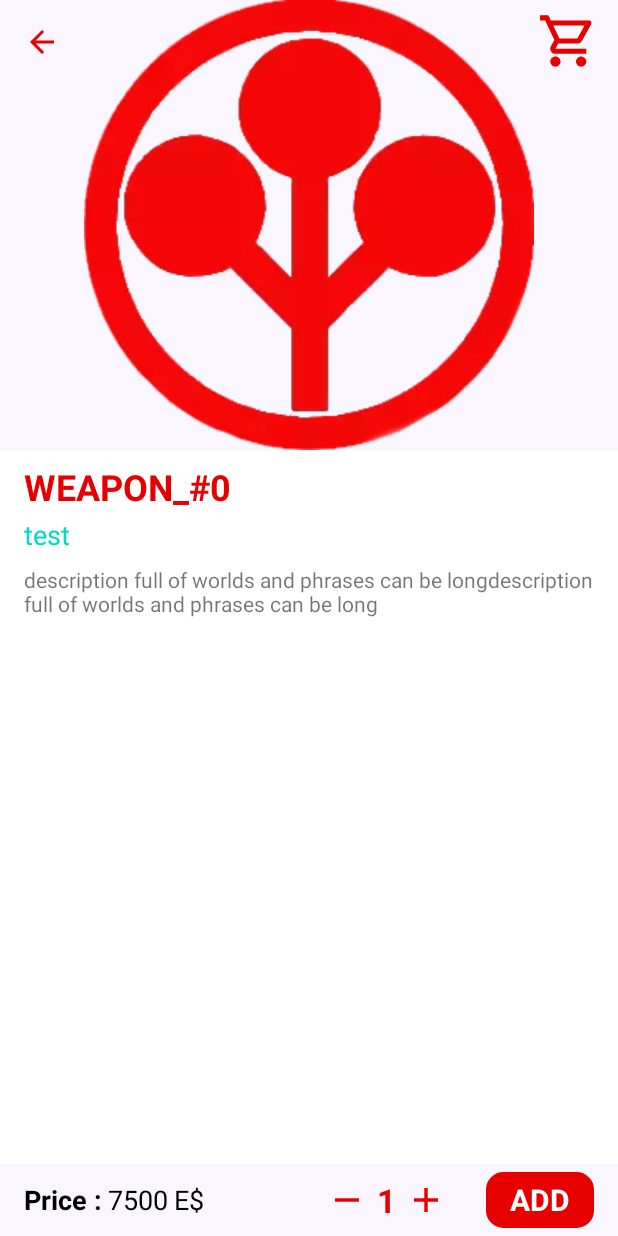
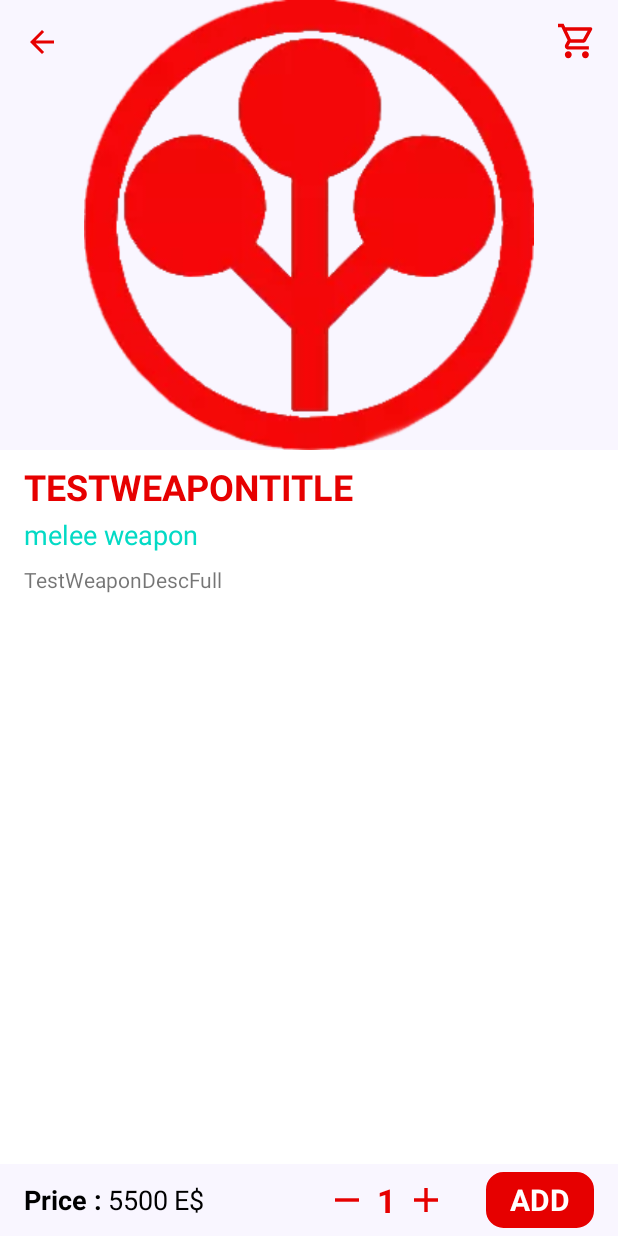
Before and after one commit to AnnGal/ArasakaWeapons, an Android app: the screen it shows after launch (CardDetailActivity), after a tap on "TESTWEAPONTITLE", on a phone screen of 412 x 824 dp. Run offline under Robolectric (Android 15) with nearby library versions, the phone set to English and light mode, and no system bars.

Commit message:
feat: add Parcelable Product.class and make DetailActivity sane

```diff
--- a/app/src/main/java/art/manguste/android/ArasakaWeapons/CardAdapter.java
+++ b/app/src/main/java/art/manguste/android/ArasakaWeapons/CardAdapter.java
@@ -4,6 +4,7 @@ import android.view.LayoutInflater;
 import android.view.View;
 import android.view.ViewGroup;
 import android.widget.ImageButton;
+import android.widget.ImageView;
 import android.widget.LinearLayout;
 import android.widget.TextView;
 
@@ -12,24 +13,19 @@ import androidx.recyclerview.widget.RecyclerView;
 
 import com.google.android.material.card.MaterialCardView;
 
+import java.text.DecimalFormat;
+
 import art.manguste.android.ArasakaWeapons.data.CatalogType;
 import art.manguste.android.ArasakaWeapons.data.Product;
+import art.manguste.android.ArasakaWeapons.data.WeaponType;
 
 public class CardAdapter extends RecyclerView.Adapter<CardAdapter.CardViewHolder> {
 
-
-    private static final String TAG = CardAdapter.class.getSimpleName();
+    //private static final String TAG = CardAdapter.class.getSimpleName();
 
     final private ListItemClickListener mOnClickListener;
     private CatalogType mCatalogType;
 
-    // TODO: add ArrayList with weapon data
-    // TODO: add ArrayList with service data
-
-    public CardAdapter(CatalogType catalogType) {
-        mCatalogType = catalogType;
-        mOnClickListener = null;
-    }
 
     public CardAdapter(CatalogType catalogType, ListItemClickListener listener) {
         mCatalogType = catalogType;
@@ -124,12 +120,16 @@ public class CardAdapter extends RecyclerView.Adapter<CardAdapter.CardViewHolder
 
             if (product != null) {
                 ((TextView) item.findViewById(R.id.product_name)).setText(product.getTitle());
+                if (product.getWeaponType().equals(WeaponType.NONE)) {
+                    ((TextView) item.findViewById(R.id.product_type)).setVisibility(View.GONE);
+                } else {
+                    ((TextView) item.findViewById(R.id.product_type)).setText(product.getWeaponType().toString());
+                }
+
+                ((TextView) item.findViewById(R.id.product_description)).setText(product.getShortDescription());
+                ((ImageView) item.findViewById(R.id.product_image)).setImageResource(product.getImageResourceId());
+                ((TextView) item.findViewById(R.id.price)).setText(String.valueOf(new DecimalFormat("##.##").format(product.getPrice())));
             }
-
-
-
-
-
         }
 
     }
--- a/app/src/main/java/art/manguste/android/ArasakaWeapons/CardDetailActivity.java
+++ b/app/src/main/java/art/manguste/android/ArasakaWeapons/CardDetailActivity.java
@@ -1,6 +1,5 @@
 package art.manguste.android.ArasakaWeapons;
 
-import androidx.appcompat.app.ActionBar;
 import androidx.appcompat.app.AppCompatActivity;
 
 import android.content.Intent;
@@ -8,14 +7,30 @@ import android.os.Bundle;
 import android.view.MenuItem;
 import android.view.View;
 import android.widget.ImageButton;
+import android.widget.ImageView;
 import android.widget.TextView;
+import android.widget.Toast;
+
 import androidx.appcompat.widget.Toolbar;
 
+import java.text.DecimalFormat;
+
 import art.manguste.android.ArasakaWeapons.data.Order;
+import art.manguste.android.ArasakaWeapons.data.Product;
+import art.manguste.android.ArasakaWeapons.data.WeaponType;
 
 
 public class CardDetailActivity extends AppCompatActivity {
     TextView mCartImage;
+    TextView mItemsCount;
+    TextView mProductName;
+    TextView mProductType;
+    TextView mProductDescription;
+    ImageView mImage;
+    TextView mPrice;
+
+    private Integer itemsCount = 1;
+    private Product product;
 
     @Override
     protected void onCreate(Bundle savedInstanceState) {
@@ -28,28 +43,94 @@ public class CardDetailActivity extends AppCompatActivity {
         getSupportActionBar().setDisplayHomeAsUpEnabled(true);
         setTitle("");
 
-        mCartImage = findViewById(R.id.tv_to_cart_from_detail);
+        mCartImage = findViewById(R.id.tv_move_to_cart);
+        mItemsCount = findViewById(R.id.tv_items_count);
+        mProductName = findViewById(R.id.product_name);
+        mProductType = findViewById(R.id.product_type);
+        mProductDescription = findViewById(R.id.product_description);
+        mPrice = findViewById(R.id.price);
+        mImage = findViewById(R.id.image);
 
-        // TODO del aft test
-        Intent intent = getIntent();
-        if (intent.hasExtra(Intent.EXTRA_TEXT)){
-            ((TextView) findViewById(R.id.product_name)).setText( intent.getStringExtra(Intent.EXTRA_TEXT));
+        // Get parcelable object
+        Bundle arguments = getIntent().getExtras();
+        if (arguments != null){
+            product = arguments.getParcelable(Product.class.getSimpleName());
         }
 
-        // TODO replace this with normal interaction
-/*        ((ImageButton) findViewById(R.id.ib_add_position_in_cart)).setOnClickListener(new View.OnClickListener() {
+        setCardData();
+
+        // Buttons Listeners -->
+        /** increase items count */
+        ((ImageButton) findViewById(R.id.btn_inc_count)).setOnClickListener(new View.OnClickListener() {
             @Override
             public void onClick(View v) {
-                startActivity(new Intent(getBaseContext(), CartActivity.class));
+                // if we still can increase - do it
+                if (Order.getMaxNumPerItem() > itemsCount){
+                    itemsCount++;
+                    updateItemsAndPrice();
+                } else {
+                    Toast.makeText(getBaseContext(), R.string.warning_max_items, Toast.LENGTH_SHORT).show();
+                }
+            }
+        });
+
+        /** decrease items count */
+        ((ImageButton) findViewById(R.id.btn_dec_count)).setOnClickListener(new View.OnClickListener() {
+            @Override
+            public void onClick(View v) {
+                // if we still can decrease - do it
+                if (Order.getMinNumPerItem() < itemsCount){
+                    itemsCount--;
+                    updateItemsAndPrice();
+                }
+            }
+        });
+
+        /** add to cart and refresh cart icon */
+        ((TextView) findViewById(R.id.tv_add_to_cart)).setOnClickListener(new View.OnClickListener() {
+            @Override
+            public void onClick(View v) {
+                Order.getCurrentOrder().placeOrderToCart(product, itemsCount);
+                Toast.makeText(getBaseContext(), "\"" + product.getTitle() + "\" added to your cart", Toast.LENGTH_LONG).show();
                 CheckCartImage();
             }
         });
 
-        */
+        /** move to cart activity */
+        (findViewById(R.id.tv_move_to_cart)).setOnClickListener(new View.OnClickListener() {
+            @Override
+            public void onClick(View v) {
+                startActivity(new Intent(getBaseContext(), CartActivity.class));
+            }
+        });
 
         CheckCartImage();
+
+        // TODO save items count on device rotation
     }
 
+    private void setCardData() {
+        if (product != null) {
+            mProductName.setText(product.getTitle());
+            if (product.getWeaponType().equals(WeaponType.NONE)) {
+                mProductType.setVisibility(View.GONE);
+            } else {
+                mProductType.setText(product.getWeaponType().toString());
+            }
+            mProductDescription.setText(product.getFullDescription());
+            mImage.setImageResource(product.getImageResourceId());
+            updateItemsAndPrice();
+        }
+    }
+
+    private void updateItemsAndPrice() {
+        mItemsCount.setText(String.valueOf(itemsCount));
+        mPrice.setText(String.valueOf(new DecimalFormat("##.##").format(itemsCount * product.getPrice())));
+    }
+
+    /**
+     * Refresh cart icon after order changes
+     * */
     public void CheckCartImage() {
         Order order = Order.getCurrentOrder();
         if (order.isAnyProductInCart()){
@@ -57,6 +138,7 @@ public class CardDetailActivity extends AppCompatActivity {
         } else {
             mCartImage.setBackground(getResources().getDrawable(R.drawable.ic_empty_cart));
         }
+        // TODO refresh on resume
     }
 
     @Override
--- a/app/src/main/java/art/manguste/android/ArasakaWeapons/MainActivity.java
+++ b/app/src/main/java/art/manguste/android/ArasakaWeapons/MainActivity.java
@@ -34,7 +34,7 @@ public class MainActivity extends AppCompatActivity {
         TabLayout tabLayout = findViewById(R.id.tabs_shop);
         tabLayout.setupWithViewPager(pager);
 
-        // set to cart intent
+        // move to cart activity
         (findViewById(R.id.tv_to_cart_from_main)).setOnClickListener(new View.OnClickListener() {
             @Override
             public void onClick(View v) {
--- a/app/src/main/java/art/manguste/android/ArasakaWeapons/StoreListFragment.java
+++ b/app/src/main/java/art/manguste/android/ArasakaWeapons/StoreListFragment.java
@@ -88,11 +88,13 @@ public class StoreListFragment extends Fragment
     }
 
 
-
+    /**
+     * After click on whole ViewCard from RecyclerView
+     * */
     @Override
     public void onListItemClick(int position, Product product) {
         Intent intent = new Intent(mContex, CardDetailActivity.class);
-        intent.putExtra(Intent.EXTRA_TEXT, CatalogType.WEAPON+"_#"+String.valueOf(position));
+        intent.putExtra(Product.class.getSimpleName(), product);
         startActivity(intent);
     }
 
@@ -104,6 +106,8 @@ public class StoreListFragment extends Fragment
             //item.findViewById(R.id.ib_add_position_in_cart).setVisibility(View.GONE);
             //item.findViewById(R.id.ll_add_position_in_cart).setVisibility(View.GONE);
             //item.findViewById(R.id.tv_move_to_cart_from_card).setVisibility(View.VISIBLE);
+            Order.getCurrentOrder().placeOrderToCart(product, 1);
+            ((MainActivity) mContex).CheckCartImage();
 
             // Snackbar interaction
             String snackMessage = "\"" + ((TextView) item.findViewById(R.id.product_name)).getText() + "\" added to your cart";
@@ -124,8 +128,6 @@ public class StoreListFragment extends Fragment
             tvSnackbar.setTypeface(Typeface.defaultFromStyle(Typeface.BOLD));
             snackbar.show();
 
-            Order.getCurrentOrder().placeOrderToCart(product, 1);
-            ((MainActivity) mContex).CheckCartImage();
 
 
         } else if (v.getId() == R.id.tv_move_to_cart_from_card){
--- a/app/src/main/java/art/manguste/android/ArasakaWeapons/data/Product.java
+++ b/app/src/main/java/art/manguste/android/ArasakaWeapons/data/Product.java
@@ -1,15 +1,28 @@
 package art.manguste.android.ArasakaWeapons.data;
+
+import android.os.Parcel;
+import android.os.Parcelable;
 
 import art.manguste.android.ArasakaWeapons.R;
 
-public class Product {
+public class Product implements Parcelable {
     private String title;
     private String shortDescription;
     private String fullDescription;
     private Double price;
     private CatalogType type;
     private int imageResourceId;
-    //TODO enum WeaponType
+    private WeaponType weaponType;
+
+    public Product(String title, String shortDescription, String fullDescription, Double price, CatalogType type, int imageResourceId, WeaponType weaponType) {
+        this.title = title;
+        this.shortDescription = shortDescription;
+        this.fullDescription = fullDescription;
+        this.price = price;
+        this.type = type;
+        this.imageResourceId = imageResourceId;
+        this.weaponType = weaponType;
+    }
 
     public Product(String title, String shortDescription, String fullDescription, Double price, CatalogType type, int imageResourceId) {
         this.title = title;
@@ -18,6 +31,7 @@ public class Product {
         this.price = price;
         this.type = type;
         this.imageResourceId = imageResourceId;
+        this.weaponType = WeaponType.NONE;
     }
 
 
@@ -30,16 +44,12 @@ public class Product {
     // alert team for rent
 
     public static final Product[] weapons = {
-            new Product("TestWeaponTitle", "TestWeaponDesc", "TestWeaponDescFull", 5500d, CatalogType.WEAPON, R.drawable.arasaka_logo),
-            new Product("TestWeaponTitle1", "TestWeaponDesc", "TestWeaponDescFull", 5500d, CatalogType.WEAPON, R.drawable.arasaka_logo),
-            new Product("TestWeaponTitle2", "TestWeaponDesc", "TestWeaponDescFull", 5500d, CatalogType.WEAPON, R.drawable.arasaka_logo),
-            new Product("TestWeaponTitle3", "TestWeaponDesc", "TestWeaponDescFull", 5500d, CatalogType.WEAPON, R.drawable.arasaka_logo),
-            new Product("TestWeaponTitle4", "TestWeaponDesc", "TestWeaponDescFull", 5500d, CatalogType.WEAPON, R.drawable.arasaka_logo),
-            new Product("TestWeaponTitle5", "TestWeaponDesc", "TestWeaponDescFull", 5500d, CatalogType.WEAPON, R.drawable.arasaka_logo)/*,
-            new Product("TestWeaponTitle6", "TestWeaponDesc", "TestWeaponDescFull", 5500d, CatalogType.WEAPON, R.drawable.arasaka_logo),
-            new Product("TestWeaponTitle7", "TestWeaponDesc", "TestWeaponDescFull", 5500d, CatalogType.WEAPON, R.drawable.arasaka_logo),
-            new Product("TestWeaponTitle8", "TestWeaponDesc", "TestWeaponDescFull", 5500d, CatalogType.WEAPON, R.drawable.arasaka_logo),
-            new Product("TestWeaponTitle9", "TestWeaponDesc", "TestWeaponDescFull", 5500d, CatalogType.WEAPON, R.drawable.arasaka_logo)*/
+            new Product("TestWeaponTitle", "TestWeaponDesc", "TestWeaponDescFull", 5500d, CatalogType.WEAPON, R.drawable.arasaka_logo, WeaponType.MELEE),
+            new Product("TestWeaponTitle1", "TestWeaponDesc", "TestWeaponDescFull", 5500d, CatalogType.WEAPON, R.drawable.ic_cart, WeaponType.HEAVY),
+            new Product("TestWeaponTitle2", "TestWeaponDesc", "TestWeaponDescFull", 5500d, CatalogType.WEAPON, R.drawable.arasaka_logo, WeaponType.NONE),
+            new Product("TestWeaponTitle3", "TestWeaponDesc", "TestWeaponDescFull", 5500d, CatalogType.WEAPON, R.drawable.arasaka_logo, WeaponType.MELEE),
+            new Product("TestWeaponTitle4", "TestWeaponDesc", "TestWeaponDescFull", 5500d, CatalogType.WEAPON, R.drawable.arasaka_logo, WeaponType.MELEE),
+            new Product("TestWeaponTitle5", "TestWeaponDesc", "TestWeaponDescFull", 5500d, CatalogType.WEAPON, R.drawable.arasaka_logo, WeaponType.MELEE)
     };
 
     public static final Product[] services = {
@@ -68,7 +78,52 @@ public class Product {
         return type;
     }
 
+    public WeaponType getWeaponType() {
+        return weaponType;
+    }
+
     public int getImageResourceId() {
         return imageResourceId;
     }
+
+
+    @Override
+    public int describeContents() {
+        return 0;
+    }
+
+    @Override
+    public void writeToParcel(Parcel dest, int flags) {
+        dest.writeString(this.title);
+        dest.writeString(this.shortDescription);
+        dest.writeString(this.fullDescription);
+        dest.writeValue(this.price);
+        dest.writeInt(this.type == null ? -1 : this.type.ordinal());
+        dest.writeInt(this.imageResourceId);
+        dest.writeInt(this.weaponType == null ? -1 : this.weaponType.ordinal());
+    }
+
+    protected Product(Parcel in) {
+        this.title = in.readString();
+        this.shortDescription = in.readString();
+        this.fullDescription = in.readString();
+        this.price = (Double) in.readValue(Double.class.getClassLoader());
+        int tmpType = in.readInt();
+        this.type = tmpType == -1 ? null : CatalogType.values()[tmpType];
+        this.imageResourceId = in.readInt();
+        int tmpWeaponType = in.readInt();
+        this.weaponType = tmpWeaponType == -1 ? null : WeaponType.values()[tmpWeaponType];
+    }
+
+    public static final Creator<Product> CREATOR = new Creator<Product>() {
+        @Override
+        public Product createFromParcel(Parcel source) {
+            return new Product(source);
+        }
+
+        @Override
+        public Product[] newArray(int size) {
+            return new Product[size];
+        }
+    };
 }
--- a/app/src/main/java/art/manguste/android/ArasakaWeapons/data/WeaponType.java
+++ b/app/src/main/java/art/manguste/android/ArasakaWeapons/data/WeaponType.java
@@ -4,7 +4,8 @@ public enum WeaponType {
     SMART("smart weapon"),
     MELEE("melee weapon"),
     CYBERWARE("cyberware"),
-    HEAVY("heavy weapon");
+    HEAVY("heavy weapon"),
+    NONE("");
 
     private String label;
 
@@ -12,10 +13,6 @@ public enum WeaponType {
         this.label = label;
     }
 
-    public String getTitle() {
-        return label;
-    }
-
     @Override
     public String toString() {
         return label;
--- a/app/src/main/res/drawable/frame_for_letters.xml
+++ b/app/src/main/res/drawable/frame_for_letters.xml
@@ -7,6 +7,6 @@
         android:color="@color/colorArasakaRed">
     </stroke>
     <corners
-        android:radius="20dp">
+        android:radius="10dp">
     </corners>
 </shape>
--- a/app/src/main/res/layout/activity_card_detail.xml
+++ b/app/src/main/res/layout/activity_card_detail.xml
@@ -25,6 +25,7 @@
                 app:layout_scrollFlags="scroll|exitUntilCollapsed">
 
                 <ImageView
+                    android:id="@+id/image"
                     android:layout_width="match_parent"
                     android:layout_height="match_parent"
                     android:contentDescription="none"
@@ -57,9 +58,9 @@
                             android:src="@drawable/arasaka_logo_label_cut"/>
 
                         <TextView
-                            android:id="@+id/tv_to_cart_from_detail"
-                            android:layout_width="36dp"
-                            android:layout_height="36dp"
+                            android:id="@+id/tv_move_to_cart"
+                            android:layout_width="24dp"
+                            android:layout_height="24dp"
                             android:layout_gravity="center_vertical"
                             android:background="@drawable/ic_empty_cart"
                             android:fontFamily="sans-serif-medium"
@@ -103,8 +104,8 @@
                     app:layout_constraintStart_toStartOf="parent"
                     app:layout_constraintTop_toTopOf="parent" />
 
-                <androidx.appcompat.widget.AppCompatTextView
-                    android:id="@+id/product_stats"
+                <TextView
+                    android:id="@+id/product_type"
                     android:layout_width="wrap_content"
                     android:layout_height="wrap_content"
                     android:layout_marginStart="16dp"
@@ -116,7 +117,7 @@
                     app:layout_constraintStart_toStartOf="parent"
                     app:layout_constraintTop_toBottomOf="@+id/product_name" />
 
-                <androidx.appcompat.widget.AppCompatTextView
+                <TextView
                     android:id="@+id/product_description"
                     android:layout_width="0dp"
                     android:layout_height="wrap_content"
@@ -126,10 +127,10 @@
                     android:layout_marginEnd="16dp"
                     android:layout_marginRight="16dp"
                     android:layout_weight="1"
-                    android:text="description full of worlds and phrases can be longdescription full of worlds and phrases can be long"
+                    android:text="description full of worlds and phrases can be long description full of worlds and phrases can be long"
                     app:layout_constraintEnd_toEndOf="parent"
                     app:layout_constraintStart_toStartOf="parent"
-                    app:layout_constraintTop_toBottomOf="@+id/product_stats" />
+                    app:layout_constraintTop_toBottomOf="@+id/product_type" />
 
             </androidx.constraintlayout.widget.ConstraintLayout>
 
@@ -182,14 +183,17 @@
             android:layout_weight="1" />
 
         <ImageButton
+            android:id="@+id/btn_dec_count"
             android:layout_width="16dp"
             android:layout_height="16dp"
             android:layout_gravity="center_vertical"
             android:background="@drawable/ic_action_remove"
             android:gravity="center"
             android:visibility="visible"/>
+        // TODO place on LL for better finger click
 
         <TextView
+            android:id="@+id/tv_items_count"
             android:layout_width="wrap_content"
             android:layout_height="match_parent"
             style="@style/TextBottomToolbar"
@@ -201,6 +205,7 @@
             android:textSize="22sp"/>
 
         <ImageButton
+            android:id="@+id/btn_inc_count"
             android:layout_width="16dp"
             android:layout_height="16dp"
             android:layout_gravity="center_vertical"
@@ -213,7 +218,7 @@
             android:layout_height="48dp"/>
 
         <TextView
-            android:id="@+id/tv_move_to_cart_from_card"
+            android:id="@+id/tv_add_to_cart"
             android:layout_width="wrap_content"
             android:layout_height="match_parent"
             android:scaleType="center"
@@ -231,6 +236,23 @@
             android:textSize="20sp"
             />
 
+        <TextView
+            android:id="@+id/tv_move_to_cart_from_card"
+            android:layout_width="wrap_content"
+            android:layout_height="match_parent"
+            android:scaleType="center"
+            android:layout_marginHorizontal="8dp"
+            android:text="@string/go_to_cart"
+            android:layout_marginVertical="4dp"
+            android:textAllCaps="true"
+            android:textColor="@color/colorArasakaRed"
+            android:fontFamily="sans-serif"
+            android:textSize="20sp"
+            android:visibility="gone"
+            android:paddingHorizontal="7dp"
+            android:background="@drawable/frame_for_letters"
+            android:gravity="center_vertical" />
+
     </LinearLayout>
 
 </LinearLayout>
--- a/app/src/main/res/layout/activity_main.xml
+++ b/app/src/main/res/layout/activity_main.xml
@@ -25,8 +25,8 @@
 
         <TextView
             android:id="@+id/tv_to_cart_from_main"
-            android:layout_width="36dp"
-            android:layout_height="36dp"
+            android:layout_width="24dp"
+            android:layout_height="24dp"
             android:layout_gravity="center_vertical"
             android:background="@drawable/ic_empty_cart"
             android:fontFamily="sans-serif-medium"
--- a/app/src/main/res/layout/tst.xml
+++ b/app/src/main/res/layout/tst.xml
@@ -74,7 +74,7 @@
                     app:layout_constraintTop_toTopOf="parent" />
 
                 <androidx.appcompat.widget.AppCompatTextView
-                    android:id="@+id/product_stats"
+                    android:id="@+id/product_type"
                     android:layout_width="wrap_content"
                     android:layout_height="wrap_content"
                     android:layout_marginStart="16dp"
@@ -99,7 +99,7 @@
                     android:text="description full of worlds and phrases can be longdescription full of worlds and phrases can be long"
                     app:layout_constraintEnd_toEndOf="parent"
                     app:layout_constraintStart_toStartOf="parent"
-                    app:layout_constraintTop_toBottomOf="@+id/product_stats" />
+                    app:layout_constraintTop_toBottomOf="@+id/product_type" />
 
                 <TextView
                     android:id="@+id/price"
--- a/app/src/main/res/values/strings.xml
+++ b/app/src/main/res/values/strings.xml
@@ -7,7 +7,8 @@
     <string name="weapons_tab">Weapon</string>
     <string name="services_tab">Service</string>
     <string name="currency_2077">E$</string>
-    <string name="go_to_cart">go to cart</string>
+    <string name="go_to_cart">to cart</string>
+    <string name="warning_max_items">Maximum number of items in one order has been reached</string>
 
 
 </resources>
```
Also changed, not shown: app/src/main/java/art/manguste/android/ArasakaWeapons/data/Order.java (+20 -2 lines), app/src/main/res/layout/card_view.xml (+6 -4 lines).
